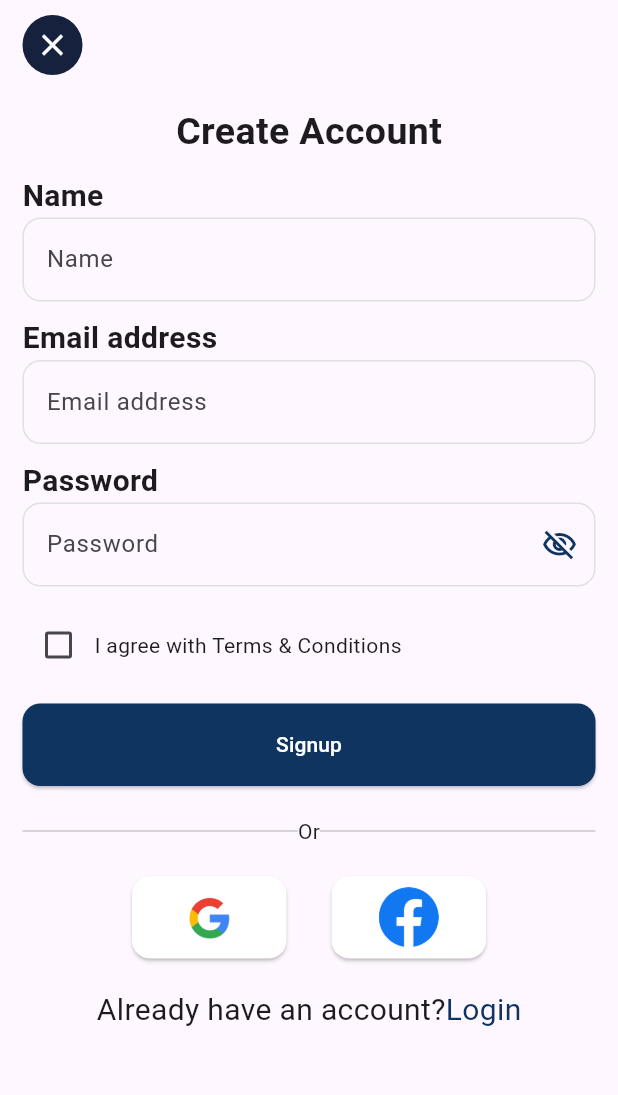
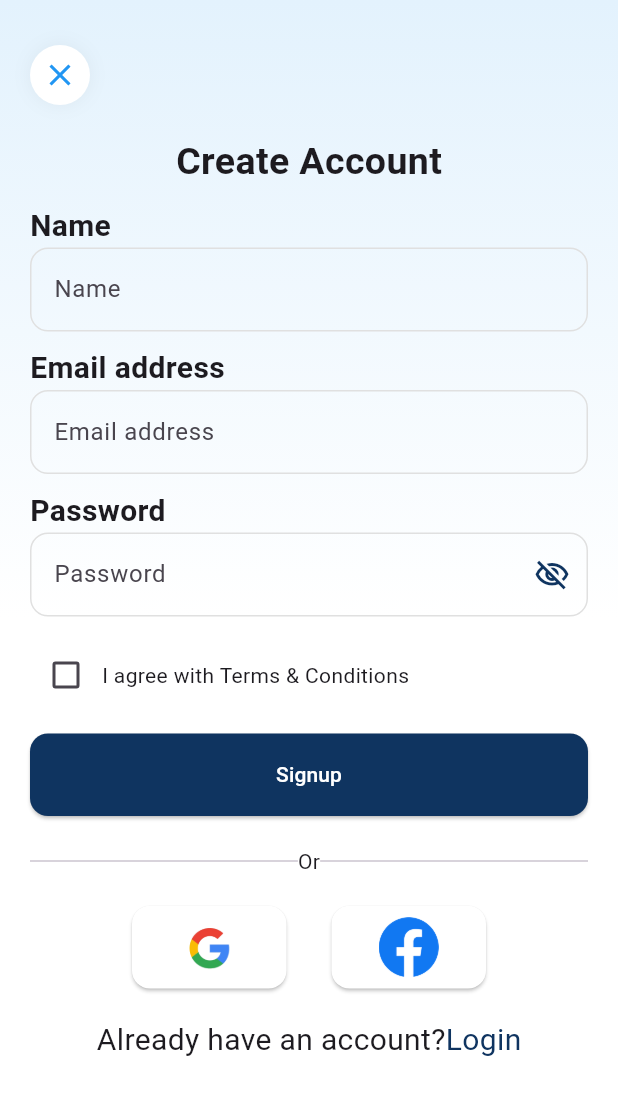
Before and after one commit to ManikaDahal/Chess_FLutter-Python, a Flutter app: the screen it shows after launch, after a tap on the "arrow back" icon, on a phone screen of 412 x 824 dp. Shown: the top 1095 px of the screen. Run offline on Flutter 3.47's test engine with Material 3 defaults, Android fonts, the phone set to English and light mode, and no system bars; our stand-ins replace audioplayers, badges, cached_network_image, chewie, connectivity_plus, dio and 14 more; missing offline and left inert: flutter_foreground_task, flutter_ringtone_player, flutter_screen_recording, flutter_webrtc, record; accounts and stored records are empty; network calls fail.

Commit message:
Revised login, signup and loader UI

```diff
--- a/lib/features/auth/presentation/screens/login.dart
+++ b/lib/features/auth/presentation/screens/login.dart
@@ -203,8 +203,25 @@ class _LoginState extends State<Login> {
   @override
   Widget build(BuildContext context) {
     return Scaffold(
+      backgroundColor: Colors.white,
       body: Stack(
         children: [
+          // Premium Gradient Background
+          Container(
+            height: MediaQuery.of(context).size.height,
+            width: MediaQuery.of(context).size.width,
+            decoration: BoxDecoration(
+              gradient: LinearGradient(
+                begin: Alignment.topCenter,
+                end: Alignment.bottomCenter,
+                colors: [
+                  const Color(0xFFE3F2FD), // Light blue tint
+                  Colors.white,
+                  Colors.white,
+                ],
+              ),
+            ),
+          ),
           ui(),
           loader ? Loader.backdropFilter(context) : const SizedBox(),
         ],
@@ -217,18 +234,28 @@ class _LoginState extends State<Login> {
       key: _formKey,
       child: SingleChildScrollView(
         child: Padding(
-          padding: const EdgeInsets.all(12.0),
+          padding: const EdgeInsets.symmetric(horizontal: 20.0, vertical: 20),
           child: Column(
             crossAxisAlignment: CrossAxisAlignment.start,
             children: [
-              CircleAvatar(
-                backgroundColor: foregroundColor,
-                child: IconButton(
-                  onPressed: () {
+              const SizedBox(height: 10),
+              GestureDetector(
+                onTap: () {
                   RouteGenerator.navigateToPage(context, Routes.signupRoute);
                 },
-                  icon: Icon(Icons.arrow_back),
-                  color: whiteColor,
+                child: Container(
+                  padding: const EdgeInsets.all(8),
+                  decoration: BoxDecoration(
+                    color: Colors.white,
+                    shape: BoxShape.circle,
+                    boxShadow: [
+                      BoxShadow(
+                        color: Colors.black.withOpacity(0.05),
+                        blurRadius: 10,
+                      )
+                    ],
+                  ),
+                  child: const Icon(Icons.arrow_back, color: Color(0xFF2196F3)),
                 ),
               ),
 
@@ -293,13 +320,23 @@ class _LoginState extends State<Login> {
                 ),
               ),
 
+              const SizedBox(height: 25),
               Center(
-                child: ElevatedButton.icon(
+                child: Container(
+                  width: double.infinity,
+                  height: 55,
+                  child: OutlinedButton.icon(
+                    style: OutlinedButton.styleFrom(
+                      side: const BorderSide(color: Color(0xFF2196F3), width: 1.5),
+                      shape: RoundedRectangleBorder(
+                        borderRadius: BorderRadius.circular(15),
+                      ),
+                      foregroundColor: const Color(0xFF2196F3),
+                    ),
                     onPressed: () async {
                       try {
                         bool ok = await _biometricAuth.loginWithBiometrics();
                         if (ok) {
-                        // Real ID and FCM will be handled in BottomNavBarWrapper
                           RouteGenerator.navigateToPage(
                             context,
                             Routes.bottomNavBarRoute,
@@ -312,10 +349,15 @@ class _LoginState extends State<Login> {
                         DisplaySnackbar.show(context, loginFailedStr);
                       }
                     },
-                  icon: Icon(Icons.fingerprint),
-                  label: Text("Login with fingerprint"),
+                    icon: const Icon(Icons.fingerprint, size: 28),
+                    label: const Text(
+                      "Login with Biometrics",
+                      style: TextStyle(fontSize: 16, fontWeight: FontWeight.bold),
                     ),
                   ),
+                ),
+              ),
+              const SizedBox(height: 10),
 
               Row(
                 children: [
--- a/lib/features/auth/presentation/screens/sign_up.dart
+++ b/lib/features/auth/presentation/screens/sign_up.dart
@@ -157,8 +157,25 @@ class _SignupState extends State<Signup> {
   @override
   Widget build(BuildContext context) {
     return Scaffold(
+      backgroundColor: Colors.white,
       body: Stack(
         children: [
+          // Premium Gradient Background
+          Container(
+            height: MediaQuery.of(context).size.height,
+            width: MediaQuery.of(context).size.width,
+            decoration: BoxDecoration(
+              gradient: LinearGradient(
+                begin: Alignment.topCenter,
+                end: Alignment.bottomCenter,
+                colors: [
+                  const Color(0xFFE3F2FD), // Light blue tint
+                  Colors.white,
+                  Colors.white,
+                ],
+              ),
+            ),
+          ),
           ui(),
           loader ? Loader.backdropFilter(context) : const SizedBox(),
         ],
@@ -171,18 +188,28 @@ class _SignupState extends State<Signup> {
       key: _formKey,
       child: SingleChildScrollView(
         child: Padding(
-          padding: const EdgeInsets.symmetric(horizontal: 15.0, vertical: 10),
+          padding: const EdgeInsets.symmetric(horizontal: 20.0, vertical: 20),
           child: Column(
             crossAxisAlignment: CrossAxisAlignment.start,
             children: [
-              CircleAvatar(
-                backgroundColor: foregroundColor,
-                child: IconButton(
-                  onPressed: () {
-                    // RouteGenerator.navigateToPage(context, Routes.getStartedRoute);
-                  },
-                  icon: Icon(Icons.close),
-                  color: whiteColor,
+              const SizedBox(height: 10),
+              GestureDetector(
+                onTap: () {
+                  Navigator.pop(context);
+                },
+                child: Container(
+                  padding: const EdgeInsets.all(8),
+                  decoration: BoxDecoration(
+                    color: Colors.white,
+                    shape: BoxShape.circle,
+                    boxShadow: [
+                      BoxShadow(
+                        color: Colors.black.withOpacity(0.05),
+                        blurRadius: 10,
+                      )
+                    ],
+                  ),
+                  child: const Icon(Icons.close, color: Color(0xFF2196F3)),
                 ),
               ),
 
--- a/lib/main.dart
+++ b/lib/main.dart
@@ -1,6 +1,5 @@
 import 'package:chess_game_manika/bottom_navbar.dart';
 import 'package:chess_game_manika/core/utils/const.dart';
-import 'package:chess_game_manika/core/utils/global_callhandler.dart';
 import 'package:chess_game_manika/features/auth/presentation/screens/login.dart';
 import 'package:chess_game_manika/features/notifications/services/notification_service.dart';
 import 'package:chess_game_manika/core/permission/permission_service.dart';
@@ -78,7 +77,7 @@ Future<void> main() async {
     print("5. Permissions requested");
 
     // 4. Initialize singletons
-    GlobalCallHandler().init();
+    // (GlobalCallHandler init removed here to prevent startup lag; now handled in BottomNavBar)
     print("6. GlobalCallHandler initialized");
     await NotificationService.init(navKey: Constants.navigatorKey);
     print("7. NotificationService initialized");
--- a/pubspec.yaml
+++ b/pubspec.yaml
@@ -66,6 +66,7 @@ dependencies:
   firebase_crashlytics: ^5.0.8
   google_mobile_ads: ^5.1.0
   google_sign_in: 6.2.1
+  connectivity_plus: ^6.1.1
 
 dev_dependencies:
   flutter_test:
```
Also changed, not shown: lib/bottom_navbar.dart (+54 -18 lines), lib/core/utils/splin_kit.dart (+24 -11 lines), lib/core/widgets/connectivity_banner.dart (added, +69 -0 lines), pubspec.lock, 3 other files. Lines whose indentation alone changed are shown as unchanged.
